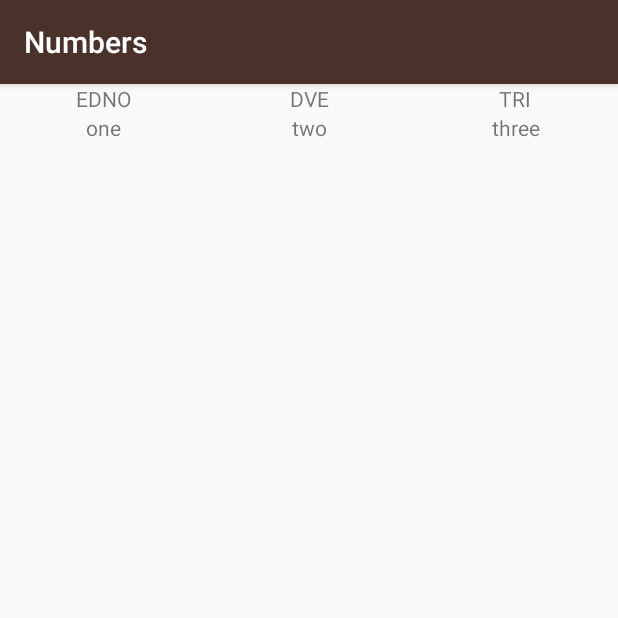
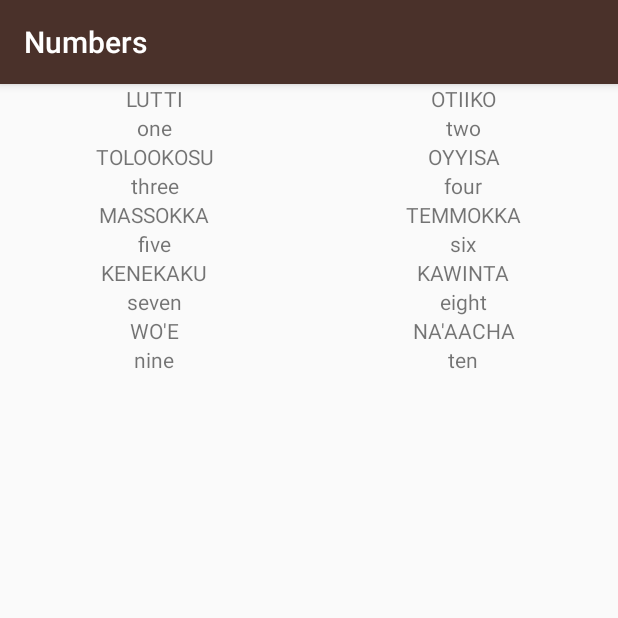
Before and after one commit to iccaka/MiwokApp, an Android app: the NumbersActivity screen opened directly, with no data from a screen before it, on a phone screen of 412 x 824 dp, the top half of it. Run offline under Robolectric (Android 15) with nearby library versions, the phone set to English and light mode, and no system bars.

Commit message:
added a new file called 'BaseActivity' that basically sits between our four main activities and 'AppCompatActivity'. Changes inside the colors, family, numbers and WordAdapter's classes and inside of their corresponding '.xml' files

```diff
--- /dev/null
+++ b/app/src/main/java/com/dev/iccaka/androidtestsite/BaseActivity.java
@@ -0,0 +1,13 @@
+package com.dev.iccaka.androidtestsite;
+
+import android.widget.GridView;
+
+import androidx.appcompat.app.AppCompatActivity;
+
+import java.util.List;
+
+public abstract class BaseActivity extends AppCompatActivity implements SetViews {
+
+    protected GridView mainGridView;
+    protected List<Dictionary> dictionaryList;
+}
--- a/app/src/main/java/com/dev/iccaka/androidtestsite/BaseDictionary.java
+++ b/app/src/main/java/com/dev/iccaka/androidtestsite/BaseDictionary.java
@@ -10,21 +10,21 @@ public abstract class BaseDictionary implements Dictionary {
         this.setTranslatedWord(translatedWord);
     }
 
-    private void setDefaultWord(String defaultWord) {
-        this.defaultWord = defaultWord;
-    }
-
-    private void setTranslatedWord(String translatedWord) {
-        this.translatedWord = translatedWord;
-    }
-
     @Override
     public String getDefaultWord() {
         return this.defaultWord;
+    }
+
+    private void setDefaultWord(String defaultWord) {
+        this.defaultWord = defaultWord;
     }
 
     @Override
     public String getTranslatedWord() {
         return this.translatedWord;
     }
+
+    private void setTranslatedWord(String translatedWord) {
+        this.translatedWord = translatedWord;
+    }
 }
--- a/app/src/main/java/com/dev/iccaka/androidtestsite/NumbersActivity.java
+++ b/app/src/main/java/com/dev/iccaka/androidtestsite/NumbersActivity.java
@@ -1,18 +1,10 @@
 package com.dev.iccaka.androidtestsite;
 
 import android.os.Bundle;
-import android.view.View;
-import android.widget.GridView;
-
-import androidx.appcompat.app.AppCompatActivity;
 
 import java.util.ArrayList;
-import java.util.List;
 
-public class NumbersActivity extends AppCompatActivity implements SetViews {
-
-    private View mainGridView;
-    private List<Dictionary> dictionaryList;
+public class NumbersActivity extends BaseActivity {
 
     @Override
     protected void onCreate(Bundle savedInstanceState) {
@@ -22,17 +14,24 @@ public class NumbersActivity extends AppCompatActivity implements SetViews {
         this.setViews();
 
         this.dictionaryList = new ArrayList<>();
-        this.dictionaryList.add(new CustomDictionary("one", "edno"));
-        this.dictionaryList.add(new CustomDictionary("two", "dve"));
-        this.dictionaryList.add(new CustomDictionary("three", "tri"));
+        this.dictionaryList.add(new CustomDictionary("one", "lutti"));
+        this.dictionaryList.add(new CustomDictionary("two", "otiiko"));
+        this.dictionaryList.add(new CustomDictionary("three", "tolookosu"));
+        this.dictionaryList.add(new CustomDictionary("four", "oyyisa"));
+        this.dictionaryList.add(new CustomDictionary("five", "massokka"));
+        this.dictionaryList.add(new CustomDictionary("six", "temmokka"));
+        this.dictionaryList.add(new CustomDictionary("seven", "kenekaku"));
+        this.dictionaryList.add(new CustomDictionary("eight", "kawinta"));
+        this.dictionaryList.add(new CustomDictionary("nine", "wo'e"));
+        this.dictionaryList.add(new CustomDictionary("ten", "na'aacha"));
+
 
         WordAdapter wordAdapter = new WordAdapter(this, this.dictionaryList);
-        GridView gridView = findViewById(R.id.mainGridView);
-        gridView.setAdapter(wordAdapter);
+        this.mainGridView.setAdapter(wordAdapter);
     }
 
     @Override
     public void setViews() {
-        this.mainGridView = findViewById(R.id.mainGridView);
+        this.mainGridView = findViewById(R.id.numbersActivityMainGridView);
     }
 }
--- a/app/src/main/java/com/dev/iccaka/androidtestsite/WordAdapter.java
+++ b/app/src/main/java/com/dev/iccaka/androidtestsite/WordAdapter.java
@@ -39,7 +39,7 @@ public class WordAdapter extends BaseAdapter {
         final Dictionary dictionary = this.dictionaryList.get(position);
 
         if (convertView == null) {
-            convertView = LayoutInflater.from(this.context).inflate(R.layout.linear_layout_numbers, null);
+            convertView = LayoutInflater.from(this.context).inflate(R.layout.words_grid_view, null);
 
             final TextView defaultWord = convertView.findViewById(R.id.defaultWord);
             final TextView translatedWord = convertView.findViewById(R.id.translatedWord);
@@ -55,7 +55,7 @@ public class WordAdapter extends BaseAdapter {
         return convertView;
     }
 
-    private class ViewHolder{
+    private class ViewHolder {
         private final TextView defaultWord;
         private final TextView translatedWord;
 
--- a/app/src/main/res/layout/activity_numbers.xml
+++ b/app/src/main/res/layout/activity_numbers.xml
@@ -7,13 +7,12 @@
     tools:context=".NumbersActivity">
 
     <GridView
-        android:id="@+id/mainGridView"
-        android:numColumns="3"
+        android:id="@+id/numbersActivityMainGridView"
+        android:numColumns="2"
         android:gravity="center"
         android:stretchMode="columnWidth"
         android:layout_width="match_parent"
         android:layout_height="match_parent">
-
     </GridView>
 
 </androidx.constraintlayout.widget.ConstraintLayout>
```
Also changed, not shown: app/src/main/java/com/dev/iccaka/androidtestsite/ColorsActivity.java (+19 -3 lines), app/src/main/java/com/dev/iccaka/androidtestsite/FamilyActivity.java (+21 -3 lines), app/src/main/res/layout/activity_colors.xml (+10 -1 lines), app/src/main/res/layout/activity_family.xml (+10 -1 lines), app/src/main/res/layout/words_grid_view.xml (renamed from app/src/main/res/layout/linear_layout_numbers.xml).
